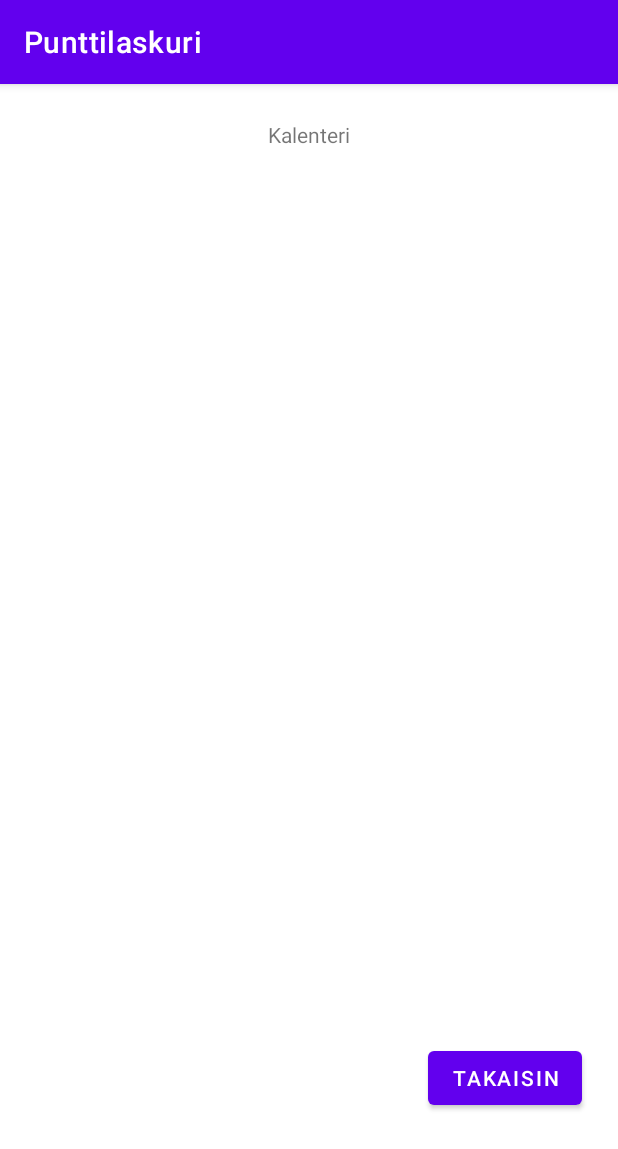
After one commit to MikhailDeriabin/Punttilaskuri, an Android app: the CalendarActivity screen opened directly, with no data from a screen before it, on a phone screen of 412 x 824 dp. The commit adds this screen. Shown: the top 1149 px of the screen. Run offline under Robolectric (Android 15) with nearby library versions, the phone set to English and light mode, and no system bars.

Commit message:
Menu page buttons functions added

```diff
--- /dev/null
+++ b/app/src/main/java/com/example/punttilaskuri/CalendarActivity.java
@@ -0,0 +1,24 @@
+package com.example.punttilaskuri;
+
+import androidx.appcompat.app.AppCompatActivity;
+
+import android.content.Intent;
+import android.os.Bundle;
+import android.widget.Button;
+
+public class CalendarActivity extends AppCompatActivity {
+
+    private Button backButton;
+    @Override
+    protected void onCreate(Bundle savedInstanceState) {
+        super.onCreate(savedInstanceState);
+        setContentView(R.layout.activity_calendar);
+
+        backButton = findViewById(R.id.calendarBackButton);
+
+        backButton.setOnClickListener( v -> {
+            Intent mainActivity = new Intent(this, MainActivity.class);
+            startActivity(mainActivity);
+        });
+    }
+}
--- /dev/null
+++ b/app/src/main/res/layout/activity_calendar.xml
@@ -0,0 +1,37 @@
+<?xml version="1.0" encoding="utf-8"?>
+<androidx.constraintlayout.widget.ConstraintLayout xmlns:android="http://schemas.android.com/apk/res/android"
+    xmlns:app="http://schemas.android.com/apk/res-auto"
+    xmlns:tools="http://schemas.android.com/tools"
+    android:layout_width="match_parent"
+    android:layout_height="match_parent"
+    tools:context=".CalendarActivity">
+
+    <TextView
+        android:id="@+id/textView2"
+        android:layout_width="wrap_content"
+        android:layout_height="wrap_content"
+        android:layout_marginTop="24dp"
+        android:text="Kalenteri"
+        app:layout_constraintEnd_toEndOf="parent"
+        app:layout_constraintStart_toStartOf="parent"
+        app:layout_constraintTop_toTopOf="parent" />
+
+    <androidx.constraintlayout.widget.Guideline
+        android:id="@+id/guideline4"
+        android:layout_width="wrap_content"
+        android:layout_height="wrap_content"
+        android:orientation="horizontal"
+        app:layout_constraintGuide_percent="0.8"/>
+
+    <Button
+        android:id="@+id/calendarBackButton"
+        android:layout_width="wrap_content"
+        android:layout_height="wrap_content"
+        android:layout_marginTop="24dp"
+        android:layout_marginEnd="24dp"
+        android:layout_marginRight="24dp"
+        android:text="@string/backButton"
+        app:layout_constraintEnd_toEndOf="parent"
+        app:layout_constraintTop_toTopOf="@+id/guideline4" />
+
+</androidx.constraintlayout.widget.ConstraintLayout>
--- a/app/src/main/res/values/strings.xml
+++ b/app/src/main/res/values/strings.xml
@@ -3,4 +3,5 @@
     <string name="mainActivity_title">Tervetuloa,\nvalitse toiminto:</string>
     <string name="mainActivity_calendarButton">Kalenteri</string>
     <string name="mainActivity_calculatorButton">Laskurit</string>
+    <string name="backButton">Takaisin</string>
 </resources>
```
Also changed, not shown: app/src/main/AndroidManifest.xml (+14 -0 lines), app/src/main/java/com/example/punttilaskuri/CalculatorActivity.java (added, +24 -0 lines), app/src/main/java/com/example/punttilaskuri/MainActivity.java (+17 -0 lines), app/src/main/res/layout/activity_calculator.xml (added, +36 -0 lines).
